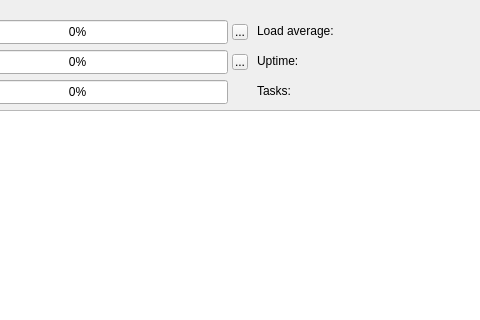
Old version of the form process-monitor/ui/process-monitor/mainwindow.ui in the repository platoneko/os-course-design; both pictures show x 123 to 603 and y 0 to 320 of the 871 by 600 pixel window.
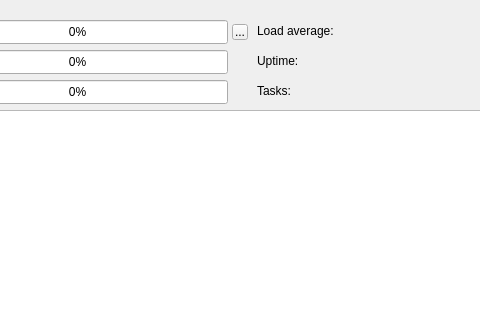
New version of the form.

What changed in the file:
```diff
--- a/process-monitor/ui/process-monitor/mainwindow.ui
+++ b/process-monitor/ui/process-monitor/mainwindow.ui
@@ -199,19 +199,6 @@
      <string>...</string>
     </property>
    </widget>
-   <widget class="QToolButton" name="toolButton_2">
-    <property name="geometry">
-     <rect>
-      <x>355</x>
-      <y>54</y>
-      <width>16</width>
-      <height>16</height>
-     </rect>
-    </property>
-    <property name="text">
-     <string>...</string>
-    </property>
-   </widget>
   </widget>
   <widget class="QMenuBar" name="menubar">
    <property name="geometry">
```
Left out of the diff: 2 changed lines with no effect on the pictures.
